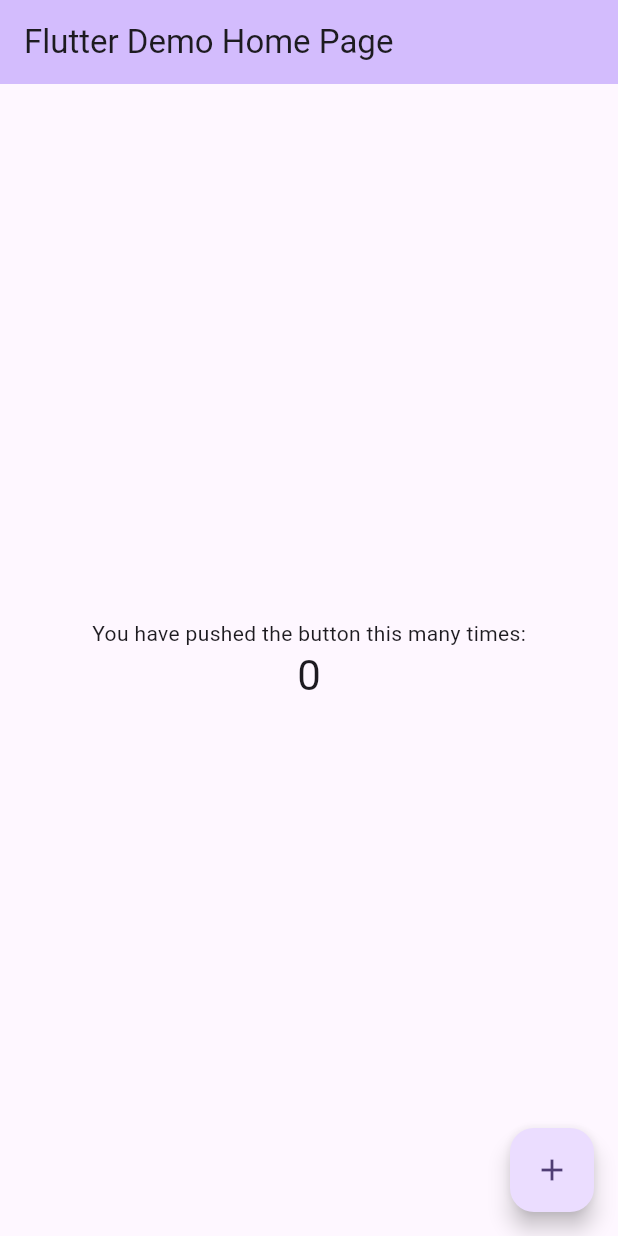
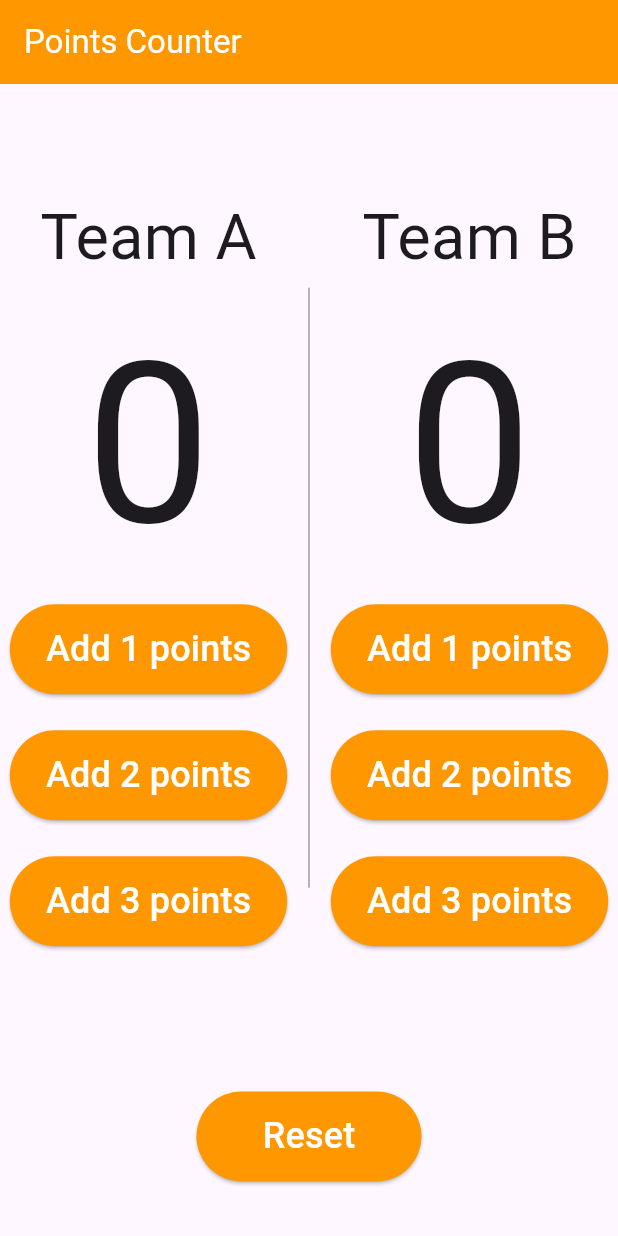
Before and after one commit to A7medkatheer/basketball_points, a Flutter app: the screen it shows after launch, on a phone screen of 412 x 824 dp. Run offline on Flutter 3.47's test engine with Material 3 defaults, Android fonts, the phone set to English and light mode, and no system bars; our stand-ins replace bloc, flutter_bloc.

Commit message:
add cubit

```diff
--- /dev/null
+++ b/lib/cubit/counter_cubit.dart
@@ -0,0 +1,28 @@
+import 'package:bloc/bloc.dart';
+
+part 'counter_state.dart';
+
+class CounterCubit extends Cubit<CounterState> {
+  CounterCubit() : super(CounterAIncrementState());
+  int teamAPoint = 0;
+  int teamBPoint = 0;
+
+  void teamIncrement(
+    {required int buttonNumber,required String team}
+  ) {
+    if (team == "A") {
+  teamAPoint += buttonNumber;
+    emit(CounterAIncrementState());
+}else{
+
+  teamBPoint += buttonNumber;
+  emit(CounterBIncrementState());
+}
+  }
+
+  void reset() {
+    teamAPoint = 0;
+    teamBPoint = 0;
+    emit(CounterResetState());
+  }
+}
--- /dev/null
+++ b/lib/cubit/counter_state.dart
@@ -0,0 +1,8 @@
+part of 'counter_cubit.dart';
+
+
+abstract class CounterState {}
+
+final class CounterAIncrementState extends CounterState {}
+final class CounterBIncrementState extends CounterState {}
+final class CounterResetState extends CounterState {}
--- /dev/null
+++ b/lib/home_page.dart
@@ -0,0 +1,213 @@
+
+import 'package:basketball_points/cubit/counter_cubit.dart';
+import 'package:flutter/material.dart';
+import 'package:flutter_bloc/flutter_bloc.dart';
+
+// ignore: must_be_immutable
+class HomePage extends StatelessWidget {
+  const HomePage({super.key});
+
+  @override
+  Widget build(BuildContext context) {
+    return BlocConsumer<CounterCubit, CounterState>(
+      listener: (context, state) {
+        // if (state is CounterAIncrementState) {
+        //   teamAPoint = BlocProvider.of<CounterCubit>(context).teamAPoint;
+        // } else if (state is CounterBIncrementState){
+        //   teamBPoint = BlocProvider.of<CounterCubit>(context).teamBPoint;
+        // }else if (state is CounterResetState){
+        //   teamAPoint = BlocProvider.of<CounterCubit>(context).teamAPoint;
+        //   teamBPoint = BlocProvider.of<CounterCubit>(context).teamBPoint;
+        // }
+      },
+      builder: (context, state) {
+        return Scaffold(
+          appBar: AppBar(
+            title: const Text(
+              'Points Counter',
+              style: TextStyle(
+                color: Colors.white,
+              ),
+            ),
+            backgroundColor: Colors.orange,
+          ),
+          body: Column(
+            children: [
+              const Spacer(flex: 2),
+              Row(
+                mainAxisAlignment: MainAxisAlignment.spaceEvenly,
+                children: [
+                  Column(
+                    children: [
+                      const Text(
+                        "Team A",
+                        style: TextStyle(
+                          fontSize: 42,
+                          // fontWeight: FontWeight.bold,
+                        ),
+                      ),
+                      Text(
+                        "${BlocProvider.of<CounterCubit>(context).teamAPoint}",
+                        style: const TextStyle(
+                          fontSize: 150,
+                          // fontWeight: FontWeight.bold,
+                        ),
+                      ),
+                      Button(
+                          addpoints: 'Add 1 points',
+                          onPressed: () {
+                            BlocProvider.of<CounterCubit>(context)
+                                .teamIncrement(
+                              buttonNumber: 1,
+                              team: "A",
+                            );
+                          }),
+                      const SizedBox(
+                        height: 24,
+                      ),
+                      Button(
+                          addpoints: 'Add 2 points',
+                          onPressed: () {
+                            BlocProvider.of<CounterCubit>(context)
+                                .teamIncrement(
+                              buttonNumber: 2,
+                              team: "A",
+                            );
+                          }),
+                      const SizedBox(
+                        height: 24,
+                      ),
+                      Button(
+                          addpoints: 'Add 3 points',
+                          onPressed: () {
+                            BlocProvider.of<CounterCubit>(context)
+                                .teamIncrement(
+                              buttonNumber: 3,
+                              team: "A",
+                            );
+                          }),
+                      const SizedBox(
+                        height: 24,
+                      ),
+                    ],
+                  ),
+                  const SizedBox(
+                    height: 400,
+                    child: VerticalDivider(
+                      color: Colors.grey,
+                      thickness: 1,
+                    ),
+                  ),
+                  Column(
+                    children: [
+                      const Text(
+                        "Team B",
+                        style: TextStyle(
+                          fontSize: 42,
+                          // fontWeight: FontWeight.bold,
+                        ),
+                      ),
+                      Text(
+                        "${BlocProvider.of<CounterCubit>(context).teamBPoint}",
+                        style: const TextStyle(
+                          fontSize: 150,
+                          // fontWeight: FontWeight.bold,
+                        ),
+                      ),
+                      Button(
+                          addpoints: 'Add 1 points',
+                          onPressed: () {
+                            BlocProvider.of<CounterCubit>(context)
+                                .teamIncrement(
+                              buttonNumber: 1,
+                              team: "B",
+                            );
+                          }),
+                      const SizedBox(
+                        height: 24,
+                      ),
+                      Button(
+                          addpoints: 'Add 2 points',
+                          onPressed: () {
+                            BlocProvider.of<CounterCubit>(context)
+                                .teamIncrement(
+                              buttonNumber: 2,
+                              team: "B",
+                            );
+                          }),
+                      const SizedBox(
+                        height: 24,
+                      ),
+                      Button(
+                          addpoints: 'Add 3 points',
+                          onPressed: () {
+                            BlocProvider.of<CounterCubit>(context)
+                                .teamIncrement(
+                              buttonNumber: 3,
+                              team: "B",
+                            );
+                          }),
+                      const SizedBox(
+                        height: 24,
+                      ),
+                    ],
+                  ),
+                ],
+              ),
+              const Spacer(flex: 2),
+              ElevatedButton(
+                style: ElevatedButton.styleFrom(
+                  minimumSize: const Size(150, 60),
+                  backgroundColor: Colors.orange,
+                ),
+                onPressed: () {
+                  BlocProvider.of<CounterCubit>(context).reset();
+                },
+                child: const Text(
+                  "Reset",
+                  style: TextStyle(
+                    color: Colors.white,
+                    fontSize: 24,
+                  ),
+                ),
+              ),
+              const Spacer(flex: 1),
+            ],
+          ),
+        );
+      },
+    );
+  }
+}
+
+// ignore: must_be_immutable
+class Button extends StatelessWidget {
+  const Button({
+    super.key,
+    required this.addpoints,
+    this.onPressed,
+  });
+  final String addpoints;
+  final void Function()? onPressed;
+  @override
+  Widget build(
+    BuildContext context,
+  ) {
+    return ElevatedButton(
+      style: ElevatedButton.styleFrom(
+        minimumSize: const Size(150, 60),
+        backgroundColor: Colors.orange,
+      ),
+      onPressed: onPressed,
+      //
+      // },
+      child: Text(
+        addpoints,
+        style: const TextStyle(
+          color: Colors.white,
+          fontSize: 24,
+        ),
+      ),
+    );
+  }
+}
--- a/lib/main.dart
+++ b/lib/main.dart
@@ -1,125 +1,25 @@
+
+import 'package:basketball_points/cubit/counter_cubit.dart';
+import 'package:basketball_points/home_page.dart';
 import 'package:flutter/material.dart';
+import 'package:flutter_bloc/flutter_bloc.dart'; // Import the necessary package
 
 void main() {
   runApp(const MyApp());
 }
 
+// ignore: must_be_immutable
 class MyApp extends StatelessWidget {
   const MyApp({super.key});
 
-  // This widget is the root of your application.
   @override
   Widget build(BuildContext context) {
-    return MaterialApp(
-      title: 'Flutter Demo',
-      theme: ThemeData(
-        // This is the theme of your application.
-        //
-        // TRY THIS: Try running your application with "flutter run". You'll see
-        // the application has a purple toolbar. Then, without quitting the app,
-        // try changing the seedColor in the colorScheme below to Colors.green
-        // and then invoke "hot reload" (save your changes or press the "hot
-        // reload" button in a Flutter-supported IDE, or press "r" if you used
-        // the command line to start the app).
-        //
-        // Notice that the counter didn't reset back to zero; the application
-        // state is not lost during the reload. To reset the state, use hot
-        // restart instead.
-        //
-        // This works for code too, not just values: Most code changes can be
-        // tested with just a hot reload.
-        colorScheme: ColorScheme.fromSeed(seedColor: Colors.deepPurple),
-        useMaterial3: true,
+    return BlocProvider(
+      create: (context) => CounterCubit(),
+      child:  const MaterialApp(
+        debugShowCheckedModeBanner: false,
+        home: HomePage(),
       ),
-      home: const MyHomePage(title: 'Flutter Demo Home Page'),
     );
   }
 }
-
-class MyHomePage extends StatefulWidget {
-  const MyHomePage({super.key, required this.title});
-
-  // This widget is the home page of your application. It is stateful, meaning
-  // that it has a State object (defined below) that contains fields that affect
-  // how it looks.
-
-  // This class is the configuration for the state. It holds the values (in this
-  // case the title) provided by the parent (in this case the App widget) and
-  // used by the build method of the State. Fields in a Widget subclass are
-  // always marked "final".
-
-  final String title;
-
-  @override
-  State<MyHomePage> createState() => _MyHomePageState();
-}
-
-class _MyHomePageState extends State<MyHomePage> {
-  int _counter = 0;
-
-  void _incrementCounter() {
-    setState(() {
-      // This call to setState tells the Flutter framework that something has
-      // changed in this State, which causes it to rerun the build method below
-      // so that the display can reflect the updated values. If we changed
-      // _counter without calling setState(), then the build method would not be
-      // called again, and so nothing would appear to happen.
-      _counter++;
-    });
-  }
-
-  @override
-  Widget build(BuildContext context) {
-    // This method is rerun every time setState is called, for instance as done
-    // by the _incrementCounter method above.
-    //
-    // The Flutter framework has been optimized to make rerunning build methods
-    // fast, so that you can just rebuild anything that needs updating rather
-    // than having to individually change instances of widgets.
-    return Scaffold(
-      appBar: AppBar(
-        // TRY THIS: Try changing the color here to a specific color (to
-        // Colors.amber, perhaps?) and trigger a hot reload to see the AppBar
-        // change color while the other colors stay the same.
-        backgroundColor: Theme.of(context).colorScheme.inversePrimary,
-        // Here we take the value from the MyHomePage object that was created by
-        // the App.build method, and use it to set our appbar title.
-        title: Text(widget.title),
-      ),
-      body: Center(
-        // Center is a layout widget. It takes a single child and positions it
-        // in the middle of the parent.
-        child: Column(
-          // Column is also a layout widget. It takes a list of children and
-          // arranges them vertically. By default, it sizes itself to fit its
-          // children horizontally, and tries to be as tall as its parent.
-          //
-          // Column has various properties to control how it sizes itself and
-          // how it positions its children. Here we use mainAxisAlignment to
-          // center the children vertically; the main axis here is the vertical
-          // axis because Columns are vertical (the cross axis would be
-          // horizontal).
-          //
-          // TRY THIS: Invoke "debug painting" (choose the "Toggle Debug Paint"
-          // action in the IDE, or press "p" in the console), to see the
-          // wireframe for each widget.
-          mainAxisAlignment: MainAxisAlignment.center,
-          children: <Widget>[
-            const Text(
-              'You have pushed the button this many times:',
-            ),
-            Text(
-              '$_counter',
-              style: Theme.of(context).textTheme.headlineMedium,
-            ),
-          ],
-        ),
-      ),
-      floatingActionButton: FloatingActionButton(
-        onPressed: _incrementCounter,
-        tooltip: 'Increment',
-        child: const Icon(Icons.add),
-      ), // This trailing comma makes auto-formatting nicer for build methods.
-    );
-  }
-}
```
Also changed, not shown: pubspec.yaml (+4 -17 lines), pubspec.lock.
